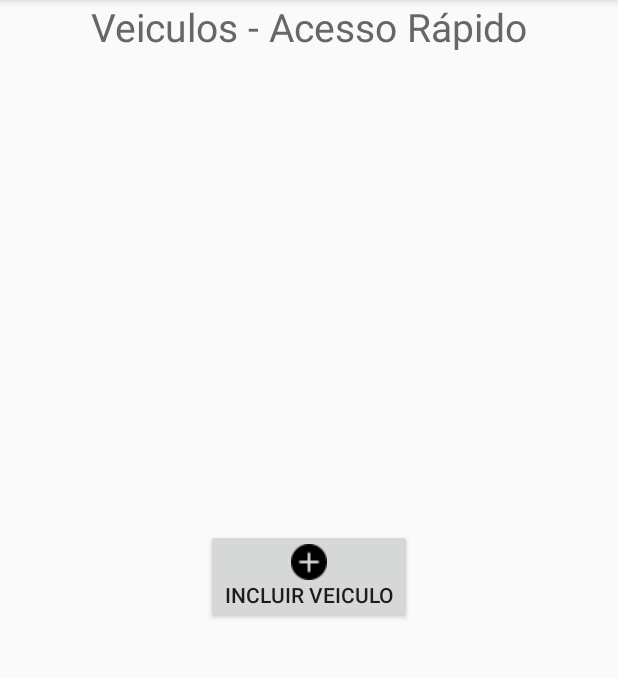
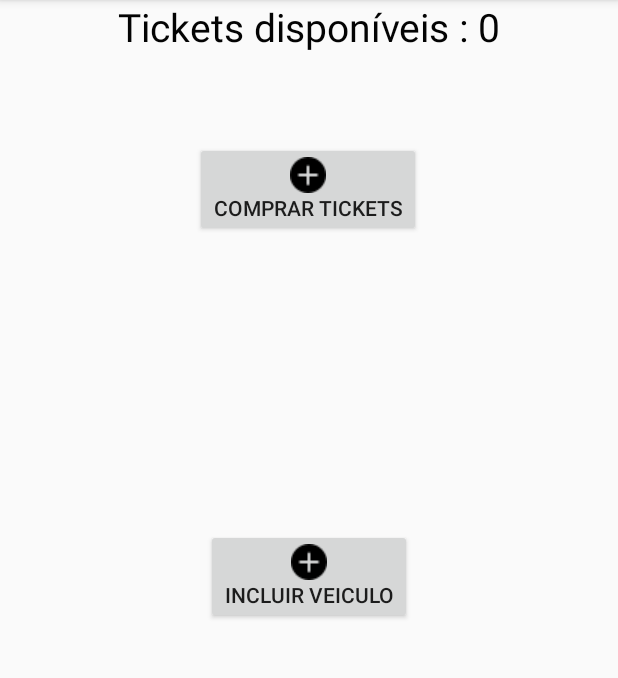
Before and after one commit to Lextokil/BluPark, an Android app: the DashBoardActivity screen opened directly, with no data from a screen before it, on a phone screen of 412 x 824 dp, the part 84-762 px from its top. Run offline under Robolectric (Android 15) with nearby library versions, the phone set to English and light mode, and no system bars; our stand-ins replace Firebase (no records; nobody signed in at launch, a user with empty details on screens opened directly); 1 statement that could not run was skipped.

Commit message:
Compra simulada de tickets

```diff
--- a/app/src/main/AndroidManifest.xml
+++ b/app/src/main/AndroidManifest.xml
@@ -9,6 +9,7 @@
         android:roundIcon="@mipmap/ic_launcher_round"
         android:supportsRtl="true"
         android:theme="@style/AppTheme">
+        <activity android:name=".activity.CompraTicketsActivity"></activity>
         <activity android:name=".activity.CadastroVeiculoActivity" />
         <activity android:name=".activity.DashBoardActivity" />
         <activity
--- a/app/src/main/java/com/android/blupark/activity/DashBoardActivity.java
+++ b/app/src/main/java/com/android/blupark/activity/DashBoardActivity.java
@@ -2,14 +2,16 @@ package com.android.blupark.activity;
 
 import android.os.Bundle;
 import android.util.Log;
+import android.view.View;
 import android.widget.LinearLayout;
+import android.widget.TextView;
 
 import androidx.annotation.NonNull;
 import androidx.appcompat.app.AppCompatActivity;
 
 import com.android.blupark.R;
-import com.android.blupark.config.ConfiguracaoFireBase;
 import com.android.blupark.helper.UsuarioFireBase;
+import com.android.blupark.model.Usuario;
 import com.android.blupark.model.Veiculo;
 import com.google.firebase.database.DataSnapshot;
 import com.google.firebase.database.DatabaseError;
@@ -22,13 +24,18 @@ import java.util.ArrayList;
 public class DashBoardActivity extends AppCompatActivity {
     private LinearLayout layoutCarros;
     private ArrayList<Veiculo> veiculos = new ArrayList<>();
-    private DatabaseReference veiculosRef = ConfiguracaoFireBase.getFireBaseDataBase();
+    private DatabaseReference veiculosRef = FirebaseDatabase.getInstance().getReference("veiculos");
+    private DatabaseReference usuarioRef = FirebaseDatabase.getInstance().getReference("usuarios");
     private ValueEventListener valueEventListenerVeiculos;
+
+    private TextView qtdTickets;
 
     @Override
     protected void onCreate(Bundle savedInstanceState) {
         super.onCreate(savedInstanceState);
         setContentView(R.layout.activity_dash_board);
+        qtdTickets = findViewById(R.id.textTickets);
+
 
 
 
@@ -38,27 +45,38 @@ public class DashBoardActivity extends AppCompatActivity {
     protected void onStart() {
         super.onStart();
         GetVeiculos();
-
-
-
+        GetTickets();
     }
 
     @Override
     protected void onStop() {
         super.onStop();
-        veiculosRef.removeEventListener(valueEventListenerVeiculos);
+
+        //Verifica de o banco ou o listener não estão nulos se não estiverem remove o listener
+        if (veiculosRef != null && valueEventListenerVeiculos != null) {
+            veiculosRef.removeEventListener(valueEventListenerVeiculos);
+        }
+        if (usuarioRef != null && valueEventListenerVeiculos != null) {
+            usuarioRef.removeEventListener(valueEventListenerVeiculos);
+        }
+       // veiculosRef.removeEventListener(valueEventListenerVeiculos);
+       // usuarioRef.removeEventListener(valueEventListenerVeiculos);
+
     }
 
+    //Pega os veiculos que o usuario tem cadastrado
     public void GetVeiculos(){
         String usuarioId;
         usuarioId = UsuarioFireBase.getIDUsuarioAtual();
 
-       // veiculosRef.child("veiculos").child(usuarioId);
-        FirebaseDatabase.getInstance().getReference("veiculos").child(usuarioId).addValueEventListener(new ValueEventListener() {
+
+        veiculosRef.child(usuarioId).addValueEventListener(new ValueEventListener() {
             @Override
             public void onDataChange(@NonNull DataSnapshot dataSnapshot) {
                 for (DataSnapshot dados: dataSnapshot.getChildren()){
                     Log.i("dados", "Retorno "+ dados.toString());
+                    Veiculo veiculo = dados.getValue(Veiculo.class);
+                    veiculos.add(veiculo);
                 }
             }
 
@@ -68,32 +86,34 @@ public class DashBoardActivity extends AppCompatActivity {
             }
         });
 
+    }
 
+    //Atualiza a quantidade de tickets disponíveis do usuario
+    public void GetTickets(){
 
-
-        /*valueEventListenerVeiculos = veiculosRef.addValueEventListener(new ValueEventListener() {
+        usuarioRef.child(UsuarioFireBase.getIDUsuarioAtual()).addValueEventListener(new ValueEventListener() {
             @Override
             public void onDataChange(@NonNull DataSnapshot dataSnapshot) {
-                veiculos.clear();
-                for (DataSnapshot dados: dataSnapshot.child(UsuarioFireBase.getIDUsuarioAtual()).getChildren()){
-                    Log.i("dados","retorno teste"+ dados.toString());
-                    Toast.makeText(DashBoardActivity.this,dados.toString()+"Chegou no loop",
-                            Toast.LENGTH_SHORT).show();
+                Usuario usuario = dataSnapshot.getValue(Usuario.class);
 
-                    Veiculo veiculo = dados.getValue(Veiculo.class);
-
-                    veiculos.add(veiculo);
-                    Log.i("Retorno","Dados"+veiculo.getPlaca());
-
-                }
-
-
+                qtdTickets.setText("Tickets disponíveis: "+ usuario.getQtdTickets());
             }
 
             @Override
             public void onCancelled(@NonNull DatabaseError databaseError) {
 
             }
-        });*/
+
+        });
+
+    }
+
+    //Leva para tela de Compra de tickets
+    public void ToCompraTickesActivity(View view){
+        UsuarioFireBase.toCompraTicketsActivity(this);
+    }
+
+    public void ToCadastroVeiculos(View view){
+        UsuarioFireBase.toCadastroVeiculoActivity(this);
     }
 }
--- a/app/src/main/java/com/android/blupark/activity/LoginActivity.java
+++ b/app/src/main/java/com/android/blupark/activity/LoginActivity.java
@@ -65,7 +65,7 @@ public class LoginActivity extends AppCompatActivity {
             public void onComplete(@NonNull Task<AuthResult> task) {
                 if (task.isSuccessful()){
                      UsuarioFireBase.toDashBoardActivity(LoginActivity.this);
-                     UsuarioFireBase.toCadastroVeiculoActivity(LoginActivity.this);
+                     //UsuarioFireBase.toCadastroVeiculoActivity(LoginActivity.this);
 
                 }else {
                     String excecao = "";
--- a/app/src/main/java/com/android/blupark/activity/MainActivity.java
+++ b/app/src/main/java/com/android/blupark/activity/MainActivity.java
@@ -6,6 +6,7 @@ import android.view.View;
 import androidx.appcompat.app.AppCompatActivity;
 
 import com.android.blupark.R;
+import com.android.blupark.config.ConfiguracaoFireBase;
 import com.android.blupark.helper.UsuarioFireBase;
 import com.google.firebase.auth.FirebaseUser;
 
@@ -32,9 +33,12 @@ public class MainActivity extends AppCompatActivity {
     @Override
     protected void onStart() {
         super.onStart();
+        ConfiguracaoFireBase.PersistirDados();
         FirebaseUser user = UsuarioFireBase.getUsuarioAtual();
         if (user != null){
-          //  UsuarioFireBase.toDashBoardActivity(this);
+             //UsuarioFireBase.toDashBoardActivity(this);
+             //UsuarioFireBase.toCompraTicketsActivity(this);
+
         }
 
     }
--- a/app/src/main/java/com/android/blupark/config/ConfiguracaoFireBase.java
+++ b/app/src/main/java/com/android/blupark/config/ConfiguracaoFireBase.java
@@ -7,6 +7,7 @@ import com.google.firebase.database.FirebaseDatabase;
 public class ConfiguracaoFireBase {
     private static DatabaseReference database;
     private static FirebaseAuth auth;
+
 
     //Retorna instancia do FirebaseDataBase
     public static DatabaseReference getFireBaseDataBase(){
@@ -23,4 +24,8 @@ public class ConfiguracaoFireBase {
         }
         return auth;
     }
+
+    public static void PersistirDados(){
+        FirebaseDatabase.getInstance().setPersistenceEnabled(true);
+    }
 }
--- a/app/src/main/res/layout/activity_dash_board.xml
+++ b/app/src/main/res/layout/activity_dash_board.xml
@@ -12,19 +12,35 @@
         android:layout_height="wrap_content"
         android:layout_weight="1"
         android:drawableTop="@drawable/iconplus"
+        android:onClick="ToCadastroVeiculos"
         android:text="Incluir Veiculo"
-        app:layout_constraintBottom_toBottomOf="@+id/textView"
+        app:layout_constraintBottom_toBottomOf="@+id/textTickets"
         app:layout_constraintEnd_toEndOf="parent"
         app:layout_constraintStart_toStartOf="parent"
         app:layout_constraintTop_toTopOf="parent" />
 
+    <Button
+        android:id="@+id/btnComprarTickets"
+        android:layout_width="wrap_content"
+        android:layout_height="wrap_content"
+        android:layout_weight="1"
+        android:drawableTop="@drawable/iconplus"
+        android:onClick="ToCompraTickesActivity"
+        android:text="Comprar Tickets"
+        app:layout_constraintBottom_toBottomOf="@+id/textTickets"
+        app:layout_constraintEnd_toEndOf="parent"
+        app:layout_constraintHorizontal_bias="0.498"
+        app:layout_constraintStart_toStartOf="parent"
+        app:layout_constraintTop_toTopOf="parent"
+        app:layout_constraintVertical_bias="0.134" />
+
     <TextView
-        android:id="@+id/textView"
+        android:id="@+id/textTickets"
         android:layout_width="match_parent"
         android:layout_height="match_parent"
-        android:text="Veiculos - Acesso Rápido"
+        android:text="Tickets disponíveis : 0"
         android:textAlignment="center"
-        android:textColor="#686666"
+        android:textColor="#030303"
         android:textSize="26sp"
         tools:layout_editor_absoluteY="391dp" />
 
```
Also changed, not shown: app/src/main/java/com/android/blupark/activity/CompraTicketsActivity.java (added, +51 -0 lines), app/src/main/java/com/android/blupark/helper/UsuarioFireBase.java (+33 -0 lines), app/src/main/res/layout/activity_compra_tickets.xml (added, +69 -0 lines).
